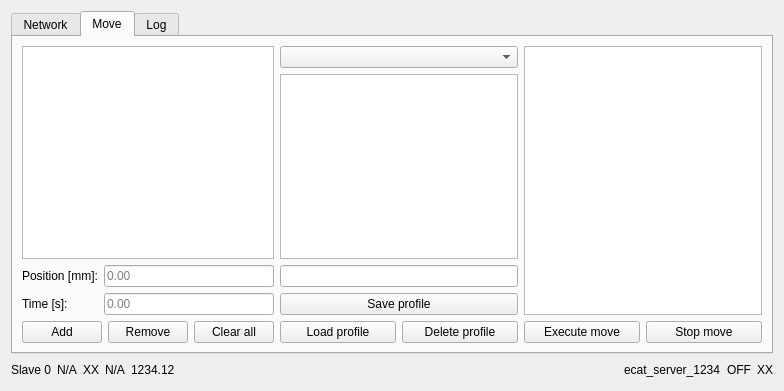
First picture: the form in ros2/src/rqt_ecat_dashboard/resource/ecat_dashboard.ui, repository PoSRP/soepe13-be-project, before the edit.
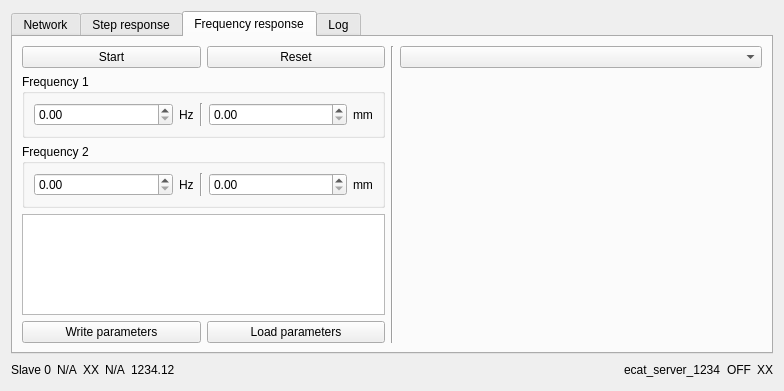
Second picture: the form after the edit. The open tabs and pages were chosen to show the change.

Patch:
```diff
--- a/ros2/src/rqt_ecat_dashboard/resource/ecat_dashboard.ui
+++ b/ros2/src/rqt_ecat_dashboard/resource/ecat_dashboard.ui
@@ -21,7 +21,7 @@
        <item>
         <widget class="QTabWidget" name="_tab_widget">
          <property name="currentIndex">
-          <number>1</number>
+          <number>0</number>
          </property>
          <widget class="QWidget" name="_tab_network">
           <attribute name="title">
@@ -37,14 +37,14 @@
                  <item>
                   <layout class="QVBoxLayout" name="verticalLayout_8">
                    <item>
-                    <widget class="QPushButton" name="_btn_network_services_refresh">
+                    <widget class="QPushButton" name="_btn_network_refresh">
                      <property name="text">
                       <string>Refresh</string>
                      </property>
                     </widget>
                    </item>
                    <item>
-                    <widget class="QComboBox" name="_cb_masters">
+                    <widget class="QComboBox" name="_cb_network_masters">
                      <property name="sizeAdjustPolicy">
                       <enum>QComboBox::AdjustToContents</enum>
                      </property>
@@ -65,10 +65,10 @@
                     </widget>
                    </item>
                    <item>
-                    <widget class="QComboBox" name="_cb_slaves"/>
+                    <widget class="QComboBox" name="_cb_network_slaves"/>
                    </item>
                    <item>
-                    <widget class="QComboBox" name="_cb_slave_mode"/>
+                    <widget class="QComboBox" name="_cb_network_slave_mode"/>
                    </item>
                    <item>
                     <spacer name="verticalSpacer_2">
@@ -101,233 +101,344 @@
                     </spacer>
                    </item>
                    <item>
-                    <widget class="QListView" name="_lv_parameters">
-                     <property name="editTriggers">
-                      <set>QAbstractItemView::NoEditTriggers</set>
-                     </property>
-                    </widget>
+                    <widget class="QTableView" name="_tv_network_parameters"/>
                    </item>
                    <item>
                     <layout class="QHBoxLayout" name="horizontalLayout_4">
                      <item>
-                      <widget class="QPushButton" name="_btn_parameter_load">
+                      <widget class="QPushButton" name="_btn_network_write_parameters">
                        <property name="text">
-                        <string>Load</string>
+                        <string>Write parameters</string>
                        </property>
                       </widget>
                      </item>
                      <item>
-                      <widget class="QPushButton" name="_btn_parameter_set">
+                      <widget class="QPushButton" name="_btn_network_load_parameters">
                        <property name="text">
-                        <string>Set</string>
+                        <string>Load parameters</string>
                        </property>
                       </widget>
                      </item>
                     </layout>
                    </item>
+                  </layout>
+                 </item>
+                </layout>
+               </item>
+              </layout>
+             </item>
+            </layout>
+           </item>
+          </layout>
+         </widget>
+         <widget class="QWidget" name="_tab_step">
+          <attribute name="title">
+           <string>Step response</string>
+          </attribute>
+          <layout class="QHBoxLayout" name="horizontalLayout_6">
                    <item>
-                    <layout class="QFormLayout" name="formLayout">
+            <layout class="QGridLayout" name="gridLayout_2">
                      <item row="0" column="0">
-                      <widget class="QLabel" name="label_2">
+              <widget class="QPushButton" name="_btn_step_start">
                        <property name="text">
-                        <string>Current value</string>
+                <string>Start</string>
                        </property>
                       </widget>
                      </item>
+             <item row="3" column="1">
+              <widget class="QPushButton" name="_btn_step_load_parameters">
+               <property name="text">
+                <string>Load parameters</string>
+               </property>
+              </widget>
+             </item>
+             <item row="3" column="0">
+              <widget class="QPushButton" name="_btn_step_write_parameters">
+               <property name="text">
+                <string>Write parameters</string>
+               </property>
+              </widget>
+             </item>
                      <item row="0" column="1">
-                      <widget class="QLineEdit" name="_le_parameter_current_value">
-                       <property name="readOnly">
-                        <bool>true</bool>
+              <widget class="QPushButton" name="_btn_step_reset">
+               <property name="text">
+                <string>Reset</string>
                        </property>
                       </widget>
                      </item>
+             <item row="2" column="0" colspan="2">
+              <widget class="QTableView" name="_tv_step_parameters"/>
+             </item>
                      <item row="1" column="0">
-                      <widget class="QLabel" name="label_3">
+              <widget class="QGroupBox" name="groupBox_3">
+               <property name="title">
+                <string>Start position</string>
+               </property>
+               <layout class="QHBoxLayout" name="horizontalLayout_11">
+                <item>
+                 <widget class="QDoubleSpinBox" name="_dsb_step_start_pos">
+                  <property name="sizePolicy">
+                   <sizepolicy hsizetype="MinimumExpanding" vsizetype="Fixed">
+                    <horstretch>0</horstretch>
+                    <verstretch>0</verstretch>
+                   </sizepolicy>
+                  </property>
+                 </widget>
+                </item>
+                <item>
+                 <widget class="QLabel" name="label_7">
+                  <property name="sizePolicy">
+                   <sizepolicy hsizetype="Minimum" vsizetype="Preferred">
+                    <horstretch>0</horstretch>
+                    <verstretch>0</verstretch>
+                   </sizepolicy>
+                  </property>
                        <property name="text">
-                        <string>New value</string>
+                   <string>mm</string>
                        </property>
                       </widget>
                      </item>
+               </layout>
+              </widget>
+             </item>
                      <item row="1" column="1">
-                      <widget class="QLineEdit" name="_le_parameter_new_value"/>
-                     </item>
-                    </layout>
-                   </item>
+              <widget class="QGroupBox" name="groupBox_4">
+               <property name="title">
+                <string>End position</string>
+               </property>
+               <layout class="QHBoxLayout" name="horizontalLayout_14">
+                <item>
+                 <widget class="QDoubleSpinBox" name="_dsb_step_end_pos">
+                  <property name="sizePolicy">
+                   <sizepolicy hsizetype="MinimumExpanding" vsizetype="Fixed">
+                    <horstretch>0</horstretch>
+                    <verstretch>0</verstretch>
+                   </sizepolicy>
+                  </property>
+                 </widget>
+                </item>
+                <item>
+                 <widget class="QLabel" name="label_8">
+                  <property name="sizePolicy">
+                   <sizepolicy hsizetype="Minimum" vsizetype="Preferred">
+                    <horstretch>0</horstretch>
+                    <verstretch>0</verstretch>
+                   </sizepolicy>
+                  </property>
+                  <property name="text">
+                   <string>mm</string>
+                  </property>
+                 </widget>
+                </item>
+               </layout>
+              </widget>
+             </item>
+            </layout>
+           </item>
                    <item>
-                    <spacer name="verticalSpacer_3">
+            <widget class="Line" name="line">
                      <property name="orientation">
                       <enum>Qt::Vertical</enum>
                      </property>
-                     <property name="sizeHint" stdset="0">
-                      <size>
-                       <width>0</width>
-                       <height>0</height>
-                      </size>
-                     </property>
-                    </spacer>
-                   </item>
-                  </layout>
+            </widget>
+           </item>
+           <item>
+            <layout class="QVBoxLayout" name="verticalLayout_6">
+             <item>
+              <widget class="QComboBox" name="_cb_step_plot_select">
+               <property name="sizePolicy">
+                <sizepolicy hsizetype="Expanding" vsizetype="Fixed">
+                 <horstretch>0</horstretch>
+                 <verstretch>0</verstretch>
+                </sizepolicy>
+               </property>
+              </widget>
+             </item>
+             <item>
+              <widget class="QWidget" name="_step_plot_widget" native="true"/>
                  </item>
                 </layout>
                </item>
               </layout>
-             </item>
-            </layout>
-           </item>
-          </layout>
          </widget>
-         <widget class="QWidget" name="_tab_move">
+         <widget class="QWidget" name="_tab_sine">
           <attribute name="title">
-           <string>Move</string>
+           <string>Frequency response</string>
           </attribute>
-          <layout class="QVBoxLayout" name="verticalLayout_12">
+          <layout class="QHBoxLayout" name="horizontalLayout_10">
            <item>
-            <layout class="QVBoxLayout" name="_graph_top_layout">
+            <layout class="QGridLayout" name="gridLayout">
+             <item row="2" column="0" colspan="2">
+              <widget class="QGroupBox" name="groupBox_2">
+               <property name="title">
+                <string>Frequency 2</string>
+               </property>
+               <layout class="QHBoxLayout" name="horizontalLayout_12">
              <item>
-              <layout class="QHBoxLayout" name="horizontalLayout_5">
-               <item>
-                <layout class="QVBoxLayout" name="verticalLayout_13">
-                 <item>
-                  <widget class="QTableView" name="_tv_points">
-                   <property name="selectionMode">
-                    <enum>QAbstractItemView::SingleSelection</enum>
-                   </property>
-                   <property name="selectionBehavior">
-                    <enum>QAbstractItemView::SelectRows</enum>
-                   </property>
+                 <widget class="QDoubleSpinBox" name="_dsb_frequency_f2_hz">
+                  <property name="sizePolicy">
+                   <sizepolicy hsizetype="Expanding" vsizetype="Fixed">
+                    <horstretch>0</horstretch>
+                    <verstretch>0</verstretch>
+                   </sizepolicy>
+                  </property>
                   </widget>
                  </item>
                  <item>
-                  <layout class="QFormLayout" name="formLayout_3">
-                   <item row="0" column="0">
-                    <widget class="QLabel" name="_lbl_point_mode">
+                 <widget class="QLabel" name="label_5">
+                  <property name="sizePolicy">
+                   <sizepolicy hsizetype="Minimum" vsizetype="Minimum">
+                    <horstretch>0</horstretch>
+                    <verstretch>0</verstretch>
+                   </sizepolicy>
+                  </property>
                      <property name="text">
-                      <string>Position [mm]:</string>
+                   <string>Hz</string>
                      </property>
                     </widget>
                    </item>
-                   <item row="0" column="1">
-                    <widget class="QLineEdit" name="_le_point_mode_value">
-                     <property name="placeholderText">
-                      <string>0.00</string>
+                <item>
+                 <widget class="Line" name="line_3">
+                  <property name="orientation">
+                   <enum>Qt::Vertical</enum>
                      </property>
                     </widget>
                    </item>
-                   <item row="1" column="0">
-                    <widget class="QLabel" name="_lbl_point_time">
-                     <property name="text">
-                      <string>Time [s]:</string>
+                <item>
+                 <widget class="QDoubleSpinBox" name="_dsb_frequency_f2_amplitude">
+                  <property name="sizePolicy">
+                   <sizepolicy hsizetype="Expanding" vsizetype="Fixed">
+                    <horstretch>0</horstretch>
+                    <verstretch>0</verstretch>
+                   </sizepolicy>
                      </property>
                     </widget>
                    </item>
-                   <item row="1" column="1">
-                    <widget class="QLineEdit" name="_le_point_time_value">
-                     <property name="placeholderText">
-                      <string>0.00</string>
-                     </property>
+                <item>
+                 <widget class="QLabel" name="label_6">
+                  <property name="sizePolicy">
+                   <sizepolicy hsizetype="Minimum" vsizetype="Minimum">
+                    <horstretch>0</horstretch>
+                    <verstretch>0</verstretch>
+                   </sizepolicy>
+                  </property>
+                  <property name="text">
+                   <string>mm</string>
+                  </property>
                     </widget>
                    </item>
                   </layout>
-                 </item>
-                 <item>
-                  <layout class="QHBoxLayout" name="horizontalLayout_7">
-                   <item>
-                    <widget class="QPushButton" name="_btn_point_add">
-                     <property name="text">
-                      <string>Add</string>
-                     </property>
-                    </widget>
-                   </item>
-                   <item>
-                    <widget class="QPushButton" name="_btn_point_remove">
+              </widget>
+             </item>
+             <item row="0" column="0">
+              <widget class="QPushButton" name="_btn_frequency_start">
                      <property name="text">
-                      <string>Remove</string>
+                <string>Start</string>
                      </property>
                     </widget>
                    </item>
-                   <item>
-                    <widget class="QPushButton" name="_btn_point_clear_all">
+             <item row="0" column="1">
+              <widget class="QPushButton" name="_btn_frequency_reset">
                      <property name="text">
-                      <string>Clear all</string>
+                <string>Reset</string>
                      </property>
                     </widget>
                    </item>
-                  </layout>
-                 </item>
-                </layout>
-               </item>
-               <item>
-                <layout class="QVBoxLayout" name="verticalLayout_10">
-                 <item>
-                  <widget class="QComboBox" name="_cb_move_mode"/>
-                 </item>
-                 <item>
-                  <widget class="QListView" name="_lv_point_profiles">
-                   <property name="editTriggers">
-                    <set>QAbstractItemView::NoEditTriggers</set>
-                   </property>
-                  </widget>
-                 </item>
-                 <item>
-                  <layout class="QFormLayout" name="formLayout_2">
                    <item row="1" column="0" colspan="2">
-                    <widget class="QPushButton" name="_btn_point_profile_save">
+              <widget class="QGroupBox" name="groupBox">
+               <property name="title">
+                <string>Frequency 1</string>
+               </property>
+               <layout class="QHBoxLayout" name="horizontalLayout_13">
+                <item>
+                 <widget class="QDoubleSpinBox" name="_dsb_frequency_f1_hz">
+                  <property name="sizePolicy">
+                   <sizepolicy hsizetype="Expanding" vsizetype="Fixed">
+                    <horstretch>0</horstretch>
+                    <verstretch>0</verstretch>
+                   </sizepolicy>
+                  </property>
+                 </widget>
+                </item>
+                <item>
+                 <widget class="QLabel" name="label">
+                  <property name="sizePolicy">
+                   <sizepolicy hsizetype="Minimum" vsizetype="Minimum">
+                    <horstretch>0</horstretch>
+                    <verstretch>0</verstretch>
+                   </sizepolicy>
+                  </property>
                      <property name="text">
-                      <string>Save profile</string>
+                   <string>Hz</string>
                      </property>
                     </widget>
                    </item>
-                   <item row="0" column="0" colspan="2">
-                    <widget class="QLineEdit" name="_le_point_profile_save_name"/>
-                   </item>
-                  </layout>
-                 </item>
+                <item>
+                 <widget class="Line" name="line_4">
+                  <property name="orientation">
+                   <enum>Qt::Vertical</enum>
+                  </property>
+                 </widget>
+                </item>
                  <item>
-                  <layout class="QHBoxLayout" name="horizontalLayout_8">
-                   <item>
-                    <widget class="QPushButton" name="_btn_point_profile_load">
-                     <property name="text">
-                      <string>Load profile</string>
+                 <widget class="QDoubleSpinBox" name="_dsb_frequency_f1_amplitude">
+                  <property name="sizePolicy">
+                   <sizepolicy hsizetype="Expanding" vsizetype="Fixed">
+                    <horstretch>0</horstretch>
+                    <verstretch>0</verstretch>
+                   </sizepolicy>
                      </property>
                     </widget>
                    </item>
                    <item>
-                    <widget class="QPushButton" name="_btn_point_profile_delete">
+                 <widget class="QLabel" name="label_4">
+                  <property name="sizePolicy">
+                   <sizepolicy hsizetype="Minimum" vsizetype="Minimum">
+                    <horstretch>0</horstretch>
+                    <verstretch>0</verstretch>
+                   </sizepolicy>
+                  </property>
                      <property name="text">
-                      <string>Delete profile</string>
+                   <string>mm</string>
                      </property>
                     </widget>
                    </item>
                   </layout>
-                 </item>
-                </layout>
-               </item>
-               <item>
-                <layout class="QVBoxLayout" name="verticalLayout_14">
-                 <item>
-                  <widget class="QTableView" name="_tv_action_feedback"/>
-                 </item>
-                 <item>
-                  <layout class="QHBoxLayout" name="horizontalLayout_9">
-                   <item>
-                    <widget class="QPushButton" name="_btn_move_execute">
+              </widget>
+             </item>
+             <item row="3" column="0" colspan="2">
+              <widget class="QTableView" name="_tv_frequency_parameters"/>
+             </item>
+             <item row="4" column="0">
+              <widget class="QPushButton" name="_btn_frequency_write_parameters">
                      <property name="text">
-                      <string>Execute move</string>
+                <string>Write parameters</string>
                      </property>
                     </widget>
                    </item>
-                   <item>
-                    <widget class="QPushButton" name="_btn_move_stop">
+             <item row="4" column="1">
+              <widget class="QPushButton" name="_btn_frequency_load_parameters">
                      <property name="text">
-                      <string>Stop move</string>
+                <string>Load parameters</string>
                      </property>
                     </widget>
                    </item>
                   </layout>
                  </item>
-                </layout>
-               </item>
-              </layout>
+           <item>
+            <widget class="Line" name="line_2">
+             <property name="orientation">
+              <enum>Qt::Vertical</enum>
+             </property>
+            </widget>
+           </item>
+           <item>
+            <layout class="QVBoxLayout" name="verticalLayout_16">
+             <item>
+              <widget class="QComboBox" name="_cb_frequency_plot_select"/>
+             </item>
+             <item>
+              <widget class="QWidget" name="_frequency_plot_widget" native="true"/>
              </item>
             </layout>
            </item>
```
Left out of the diff: 15 changed lines with no effect on the pictures. Lines whose indentation alone changed are shown as unchanged.
